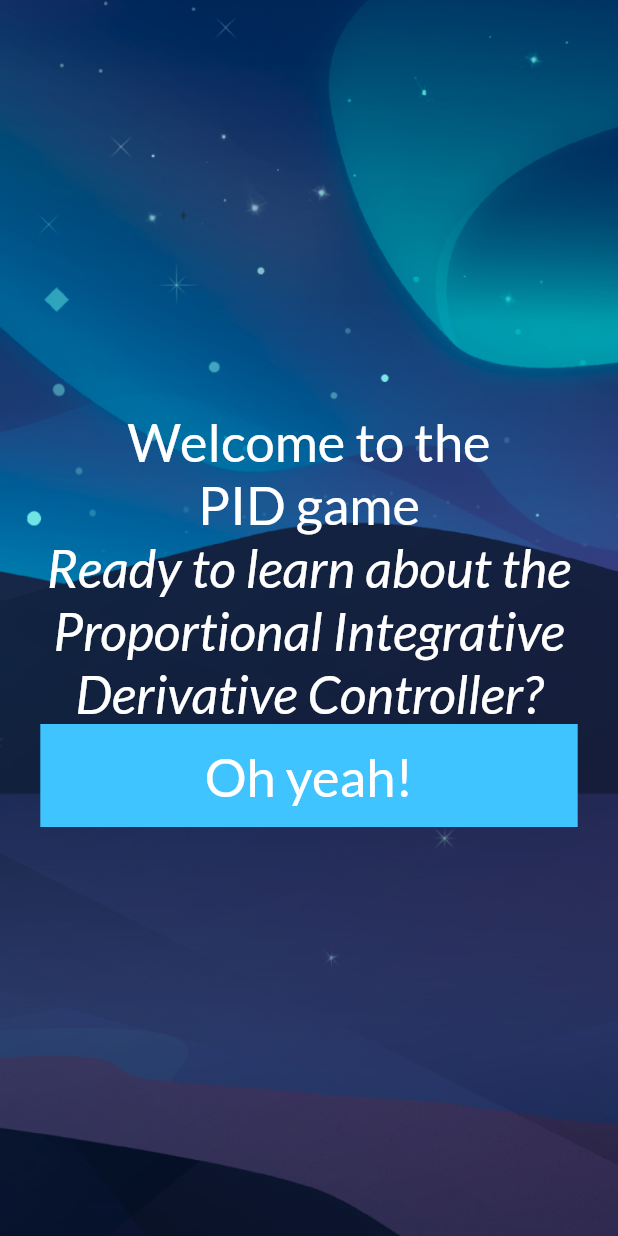
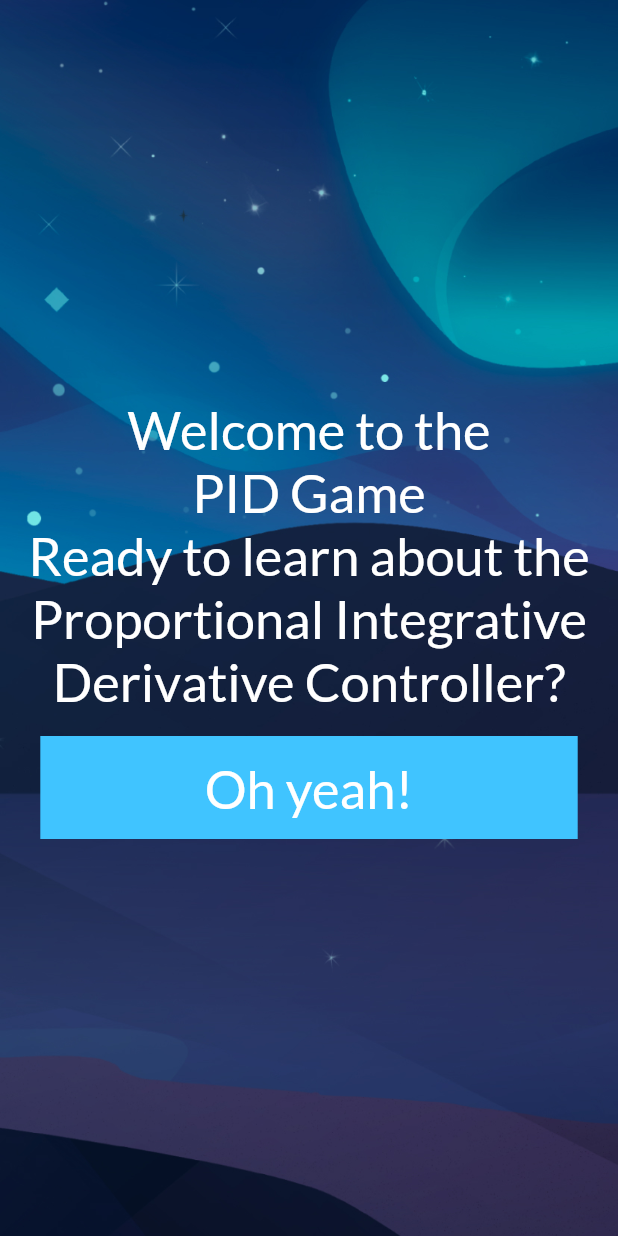
Before and after one commit to Yaa-ai-Public/PID_Controller_Game, a Flutter app: the screen it shows after launch, on a phone screen of 412 x 824 dp. Run offline on Flutter 3.47's test engine with Material 2 defaults, Android fonts, the phone set to English and light mode, and no system bars; our stand-ins replace google_fonts.

Commit message:
Edits to Screen1.dart and iOS files

```diff
--- a/lib/Screen1.dart
+++ b/lib/Screen1.dart
@@ -30,7 +30,10 @@ class _screen1State extends State<screen1> {
               children: [
                 Center(
                   child: Text(
-                    "Welcome to the ",
+                    "Welcome to the\n"
+                    "PID Game\n"
+                    "Ready to learn about the "
+                    "Proportional Integrative Derivative Controller?",
                     style: TextStyle(
                       fontSize: 35,
                       color: Colors.white,
@@ -38,28 +41,7 @@ class _screen1State extends State<screen1> {
                     textAlign: TextAlign.center,
                   ),
                 ),
-                Center(
-                  child: Text(
-                    "PID game ",
-                    style: TextStyle(
-                      fontSize: 35,
-                      color: Colors.white,
-                    ),
-                    textAlign: TextAlign.center,
-                  ),
-                ),
-                Center(
-                  child: Text(
-                    "Ready to learn about the Proportional Integrative Derivative Controller?",
-                    style: TextStyle(
-                      fontStyle: FontStyle.italic,
-                      fontWeight: FontWeight.w200,
-                      fontSize: 35,
-                      color: Colors.white,
-                    ),
-                    textAlign: TextAlign.center,
-                  ),
-                ),
+                SizedBox(height: 16.0),
                 Center(
                   child: GestureDetector(
                       onTap: () {
```
Also changed, not shown: pubspec.lock, 6 other files.
